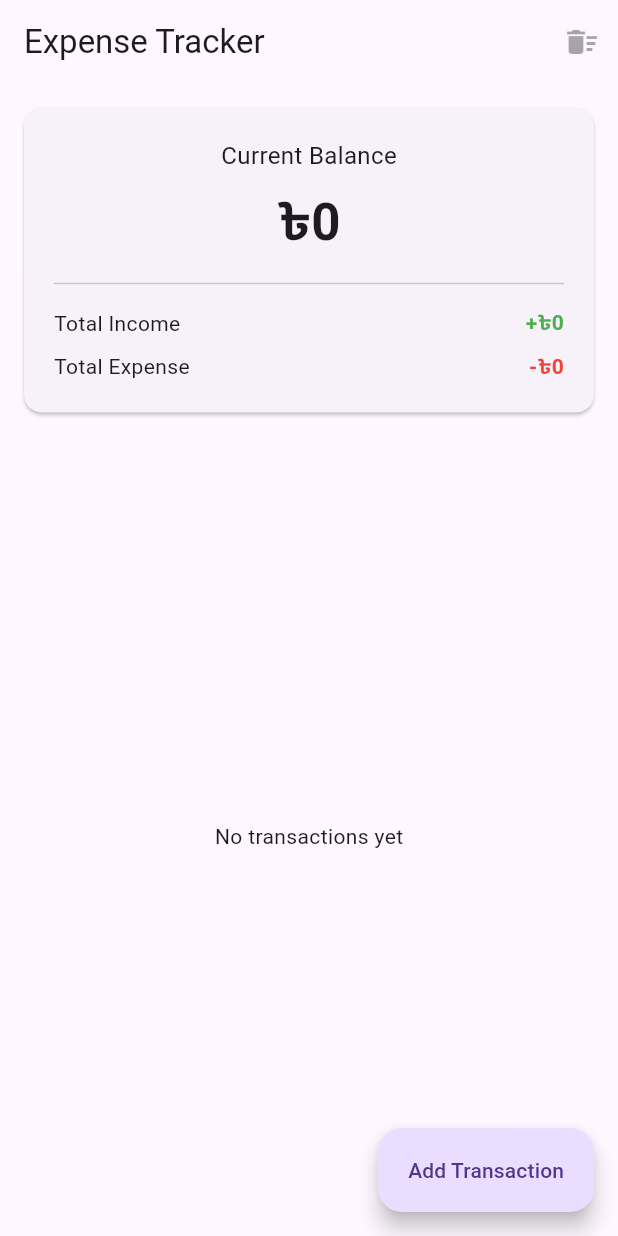
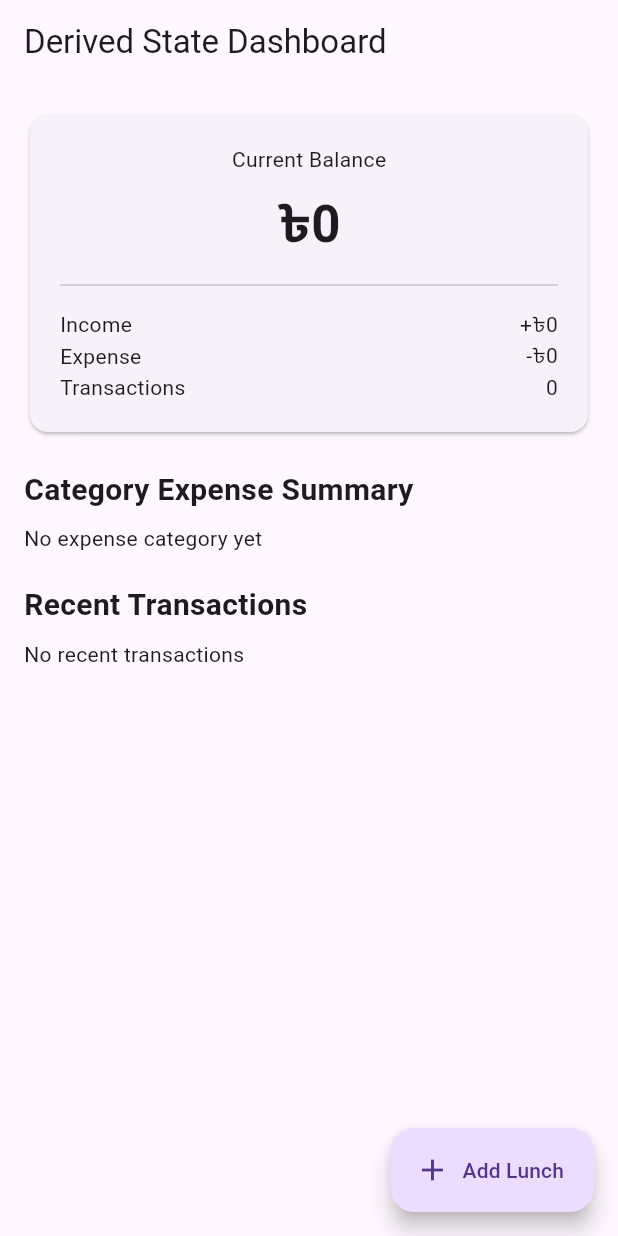
Before and after one commit to labib-ur-rahman/riverpod_expense_tracker, a Flutter app: the screen it shows after launch, on a phone screen of 412 x 824 dp. Run offline on Flutter 3.47's test engine with Material 3 defaults, Android fonts, the phone set to English and light mode, and no system bars; our stand-ins replace flutter_riverpod.

Commit message:
Practice Five

```diff
--- a/lib/app.dart
+++ b/lib/app.dart
@@ -1,6 +1,6 @@
 import 'package:flutter/material.dart';
 import 'package:flutter_riverpod/flutter_riverpod.dart';
-import 'package:riverpod_expense_tracker/lecture_four_practice/transaction_screen.dart';
+import 'package:riverpod_expense_tracker/lecture_five_practice/dashboard_screen.dart';
 import 'package:riverpod_expense_tracker/main.dart';
 
 class ExpenseTrackerApp extends ConsumerWidget {
@@ -13,7 +13,7 @@ class ExpenseTrackerApp extends ConsumerWidget {
     return MaterialApp(
       debugShowCheckedModeBanner: false,
       title: appName,
-      home: const TransactionListScreen(),
+      home: const DerivedStateDashboard(),
     );
   }
 }
--- /dev/null
+++ b/lib/lecture_five_practice/dashboard_screen.dart
@@ -0,0 +1,129 @@
+import 'package:flutter/material.dart';
+import 'package:flutter_riverpod/flutter_riverpod.dart';
+import 'package:riverpod_expense_tracker/lecture_five_practice/provider/category_wise_total.dart';
+import 'package:riverpod_expense_tracker/lecture_five_practice/provider/main_state_provider.dart';
+import 'package:riverpod_expense_tracker/lecture_five_practice/provider/recent_transaction_provider.dart';
+import 'package:riverpod_expense_tracker/lecture_five_practice/provider/transaction_summary_provider.dart';
+import 'package:riverpod_expense_tracker/lecture_five_practice/transaction_model.dart';
+
+class DerivedStateDashboard extends ConsumerWidget {
+  const DerivedStateDashboard({super.key});
+
+  @override
+  Widget build(BuildContext context, WidgetRef ref) {
+    final summary = ref.watch(transactionSummaryProvider);
+    final recentTransactions = ref.watch(recentTransactionsProvider);
+    final categorySummary = ref.watch(categoryExpenseSummaryProvider);
+
+    return Scaffold(
+      appBar: AppBar(title: const Text('Derived State Dashboard')),
+      body: ListView(
+        padding: const EdgeInsets.all(16),
+        children: [
+          Card(
+            child: Padding(
+              padding: const EdgeInsets.all(20),
+              child: Column(
+                children: [
+                  const Text('Current Balance'),
+                  const SizedBox(height: 8),
+                  Text(
+                    '৳${summary.currentBalance.toStringAsFixed(0)}',
+                    style: const TextStyle(
+                      fontSize: 34,
+                      fontWeight: FontWeight.bold,
+                    ),
+                  ),
+                  const Divider(height: 32),
+                  Row(
+                    mainAxisAlignment: MainAxisAlignment.spaceBetween,
+                    children: [
+                      const Text('Income'),
+                      Text('+৳${summary.totalIncome.toStringAsFixed(0)}'),
+                    ],
+                  ),
+                  Row(
+                    mainAxisAlignment: MainAxisAlignment.spaceBetween,
+                    children: [
+                      const Text('Expense'),
+                      Text('-৳${summary.totalExpense.toStringAsFixed(0)}'),
+                    ],
+                  ),
+                  Row(
+                    mainAxisAlignment: MainAxisAlignment.spaceBetween,
+                    children: [
+                      const Text('Transactions'),
+                      Text('${summary.transactionCount}'),
+                    ],
+                  ),
+                ],
+              ),
+            ),
+          ),
+
+          const SizedBox(height: 20),
+
+          const Text(
+            'Category Expense Summary',
+            style: TextStyle(fontSize: 20, fontWeight: FontWeight.bold),
+          ),
+
+          const SizedBox(height: 8),
+
+          if (categorySummary.isEmpty)
+            const Text('No expense category yet')
+          else
+            ...categorySummary.entries.map((entry) {
+              return ListTile(
+                title: Text(entry.key),
+                trailing: Text('৳${entry.value.toStringAsFixed(0)}'),
+              );
+            }),
+
+          const SizedBox(height: 20),
+
+          const Text(
+            'Recent Transactions',
+            style: TextStyle(fontSize: 20, fontWeight: FontWeight.bold),
+          ),
+
+          const SizedBox(height: 8),
+
+          if (recentTransactions.isEmpty)
+            const Text('No recent transactions')
+          else
+            ...recentTransactions.map((transaction) {
+              final isExpense = transaction.type == TransactionType.expense;
+
+              return ListTile(
+                title: Text(transaction.title),
+                subtitle: Text(transaction.category),
+                trailing: Text(
+                  '${isExpense ? '-' : '+'}'
+                  '৳${transaction.amount.toStringAsFixed(0)}',
+                ),
+              );
+            }),
+        ],
+      ),
+      floatingActionButton: FloatingActionButton.extended(
+        onPressed: () {
+          ref
+              .read(transactionListProvider.notifier)
+              .addTransaction(
+                ExpenseTransaction(
+                  id: DateTime.now().microsecondsSinceEpoch.toString(),
+                  title: 'Lunch',
+                  amount: 500,
+                  category: 'Food',
+                  type: TransactionType.expense,
+                  createdAt: DateTime.now(),
+                ),
+              );
+        },
+        icon: const Icon(Icons.add),
+        label: const Text('Add Lunch'),
+      ),
+    );
+  }
+}
--- /dev/null
+++ b/lib/lecture_five_practice/provider/category_wise_total.dart
@@ -0,0 +1,37 @@
+import 'package:flutter_riverpod/flutter_riverpod.dart';
+import 'package:riverpod_expense_tracker/lecture_five_practice/provider/main_state_provider.dart';
+import 'package:riverpod_expense_tracker/lecture_five_practice/transaction_model.dart';
+
+/// -- food expense total provider -- ///
+final foodExpenseTotalProvider = Provider<double>((ref) {
+  final transactions = ref.watch(transactionListProvider);
+
+  final foodExpenses = transactions.where((transaction) {
+    return transaction.type == TransactionType.expense &&
+        transaction.category == 'Food';
+  });
+
+  return foodExpenses.fold<double>(
+    0,
+    (total, transaction) => total + transaction.amount,
+  );
+});
+
+/// -- all category expense summary provider -- ///
+final categoryExpenseSummaryProvider = Provider<Map<String, double>>((ref) {
+  final transactions = ref.watch(transactionListProvider);
+
+  final Map<String, double> summary = {};
+
+  for (final transaction in transactions) {
+    if (transaction.type != TransactionType.expense) {
+      continue;
+    }
+
+    final oldTotal = summary[transaction.category] ?? 0;
+
+    summary[transaction.category] = oldTotal + transaction.amount;
+  }
+
+  return Map.unmodifiable(summary);
+});
--- /dev/null
+++ b/lib/lecture_five_practice/provider/count_provider.dart
@@ -0,0 +1,28 @@
+import 'package:flutter_riverpod/flutter_riverpod.dart';
+import 'package:riverpod_expense_tracker/lecture_five_practice/provider/main_state_provider.dart';
+import 'package:riverpod_expense_tracker/lecture_five_practice/transaction_model.dart';
+
+/// -- transaction count provider -- ///
+final transactionCountProvider = Provider<int>((ref) {
+  final transactions = ref.watch(transactionListProvider);
+
+  return transactions.length;
+});
+
+/// --- income transaction count provider -- ///
+final incomeCountProvider = Provider<int>((ref) {
+  final transactions = ref.watch(transactionListProvider);
+
+  return transactions.where((transaction) {
+    return transaction.type == TransactionType.income;
+  }).length;
+});
+
+/// --- expense transaction count provider -- ///
+final expenseCountProvider = Provider<int>((ref) {
+  final transactions = ref.watch(transactionListProvider);
+
+  return transactions.where((transaction) {
+    return transaction.type == TransactionType.expense;
+  }).length;
+});
--- /dev/null
+++ b/lib/lecture_five_practice/provider/current_balance_provider.dart
@@ -0,0 +1,12 @@
+import 'package:flutter_riverpod/flutter_riverpod.dart';
+import 'package:riverpod_expense_tracker/lecture_five_practice/provider/total_expense_provider.dart';
+import 'package:riverpod_expense_tracker/lecture_five_practice/provider/total_income_provider.dart';
+
+/// -- current balance provider -- ///
+
+final currentBalanceProvider = Provider<double>((ref) {
+  final income = ref.watch(totalIncomeProvider);
+  final expense = ref.watch(totalExpenseProvider);
+
+  return income - expense;
+});
--- /dev/null
+++ b/lib/lecture_five_practice/provider/main_state_provider.dart
@@ -0,0 +1,33 @@
+import 'package:flutter_riverpod/flutter_riverpod.dart';
+import 'package:riverpod_expense_tracker/lecture_five_practice/transaction_model.dart';
+
+final transactionListProvider =
+    NotifierProvider<TransactionListNotifier, List<ExpenseTransaction>>(
+      TransactionListNotifier.new,
+    );
+
+class TransactionListNotifier extends Notifier<List<ExpenseTransaction>> {
+
+  /// -- build state -- ///
+  @override
+  List<ExpenseTransaction> build() {
+    return const [];
+  }
+
+  /// -- add transaction -- ///
+  void addTransaction(ExpenseTransaction transaction) {
+    state = List.unmodifiable([transaction, ...state]);
+  }
+
+  /// -- delete transaction -- ///
+  void deleteTransaction(String id) {
+    state = List.unmodifiable(
+      state.where((transaction) => transaction.id != id),
+    );
+  }
+
+  /// -- clear transactions -- ///
+  void clearTransactions() {
+    state = const [];
+  }
+}
--- /dev/null
+++ b/lib/lecture_five_practice/provider/recent_transaction_provider.dart
@@ -0,0 +1,31 @@
+import 'package:flutter_riverpod/flutter_riverpod.dart';
+import 'package:riverpod_expense_tracker/lecture_five_practice/provider/main_state_provider.dart';
+import 'package:riverpod_expense_tracker/lecture_five_practice/transaction_model.dart';
+
+/// -- recent transactions provider -- ///
+final recentTransactionsProvider = Provider<List<ExpenseTransaction>>((ref) {
+  final transactions = ref.watch(transactionListProvider);
+
+  // first 5 transactions
+  return transactions.take(5).toList(growable: false);
+});
+
+/// -- recent income transactions provider -- ///
+final recentIncomeTransactionsProvider = Provider<List<ExpenseTransaction>>((ref) {
+  final transactions = ref.watch(transactionListProvider);
+
+  // first 5 income transactions
+  return transactions.where((transaction) {
+    return transaction.type == TransactionType.income;
+  }).take(5).toList(growable: false);
+});
+
+/// -- recent expense transactions provider -- ///
+final recentExpenseTransactionsProvider = Provider<List<ExpenseTransaction>>((ref) {
+  final transactions = ref.watch(transactionListProvider);
+
+  // first 5 expense transactions
+  return transactions.where((transaction) {
+    return transaction.type == TransactionType.expense;
+  }).take(5).toList(growable: false);
+});
--- /dev/null
+++ b/lib/lecture_five_practice/provider/total_expense_provider.dart
@@ -0,0 +1,24 @@
+import 'package:flutter_riverpod/flutter_riverpod.dart';
+import 'package:riverpod_expense_tracker/lecture_five_practice/provider/main_state_provider.dart';
+import 'package:riverpod_expense_tracker/lecture_five_practice/transaction_model.dart';
+
+/// -- total expense provider -- ///
+/// সব transaction নাও
+/// শুধু expense type filter করো
+/// সব expense amount যোগ করো
+final totalExpenseProvider = Provider<double>((ref) {
+  final transactions = ref.watch(transactionListProvider);
+
+  final expenseTransactions = transactions.where((transaction) {
+    return transaction.type == TransactionType.expense;
+  });
+
+  final totalExpense = expenseTransactions.fold<double>(0, (
+    total,
+    transaction,
+  ) {
+    return total + transaction.amount;
+  });
+
+  return totalExpense;
+});
--- /dev/null
+++ b/lib/lecture_five_practice/provider/total_income_provider.dart
@@ -0,0 +1,22 @@
+import 'package:flutter_riverpod/flutter_riverpod.dart';
+import 'package:riverpod_expense_tracker/lecture_five_practice/provider/main_state_provider.dart';
+import 'package:riverpod_expense_tracker/lecture_five_practice/transaction_model.dart';
+
+/// -- total income provider -- ///
+/// সব transaction নাও
+/// শুধু income type filter করো
+/// সব income amount যোগ করো
+
+final totalIncomeProvider = Provider<double>((ref) {
+  final transactions = ref.watch(transactionListProvider);
+
+  final incomeTransactions = transactions.where((transaction) {
+    return transaction.type == TransactionType.income;
+  });
+
+  final totalIncome = incomeTransactions.fold<double>(0, (total, transaction) {
+    return total + transaction.amount;
+  });
+
+  return totalIncome;
+});
--- /dev/null
+++ b/lib/lecture_five_practice/provider/transaction_summary_provider.dart
@@ -0,0 +1,22 @@
+import 'package:flutter_riverpod/flutter_riverpod.dart';
+import 'package:riverpod_expense_tracker/lecture_five_practice/provider/count_provider.dart';
+import 'package:riverpod_expense_tracker/lecture_five_practice/provider/current_balance_provider.dart';
+import 'package:riverpod_expense_tracker/lecture_five_practice/provider/total_expense_provider.dart';
+import 'package:riverpod_expense_tracker/lecture_five_practice/provider/total_income_provider.dart';
+
+import '../transaction_summary_model.dart';
+
+/// -- transaction summary provider -- ///
+final transactionSummaryProvider = Provider<TransactionSummary>((ref) {
+  final income = ref.watch(totalIncomeProvider);
+  final expense = ref.watch(totalExpenseProvider);
+  final balance = ref.watch(currentBalanceProvider);
+  final count = ref.watch(transactionCountProvider);
+
+  return TransactionSummary(
+    totalIncome: income,
+    totalExpense: expense,
+    currentBalance: balance,
+    transactionCount: count,
+  );
+});
--- /dev/null
+++ b/lib/lecture_five_practice/transaction_model.dart
@@ -0,0 +1,37 @@
+enum TransactionType { income, expense }
+
+class ExpenseTransaction {
+  const ExpenseTransaction({
+    required this.id,
+    required this.title,
+    required this.amount,
+    required this.category,
+    required this.type,
+    required this.createdAt,
+  });
+
+  final String id;
+  final String title;
+  final double amount;
+  final String category;
+  final TransactionType type;
+  final DateTime createdAt;
+
+  ExpenseTransaction copyWith({
+    String? id,
+    String? title,
+    double? amount,
+    String? category,
+    TransactionType? type,
+    DateTime? createdAt,
+  }) {
+    return ExpenseTransaction(
+      id: id ?? this.id,
+      title: title ?? this.title,
+      amount: amount ?? this.amount,
+      category: category ?? this.category,
+      type: type ?? this.type,
+      createdAt: createdAt ?? this.createdAt,
+    );
+  }
+}
--- a/lib/lecture_four_practice/transaction_screen.dart
+++ b/lib/lecture_four_practice/transaction_screen.dart
@@ -1,8 +1,8 @@
 import 'package:flutter/material.dart';
 import 'package:flutter_riverpod/flutter_riverpod.dart';
-import 'package:riverpod_expense_tracker/lecture_four_practice/transaction_form_sheet.dart';
-import 'package:riverpod_expense_tracker/lecture_four_practice/transaction_list_view.dart';
-import 'package:riverpod_expense_tracker/lecture_four_practice/transaction_summary_card.dart';
+import 'package:riverpod_expense_tracker/lecture_four_practice/widgets/transaction_form_sheet.dart';
+import 'package:riverpod_expense_tracker/lecture_four_practice/widgets/transaction_list_view.dart';
+import 'package:riverpod_expense_tracker/lecture_four_practice/widgets/transaction_summary_card.dart';
 import 'package:riverpod_expense_tracker/lecture_four_practice/transaction_logic.dart';
 
 class TransactionListScreen extends ConsumerWidget {
--- a/lib/lecture_four_practice/transaction_form_sheet.dart
+++ b/lib/lecture_four_practice/widgets/transaction_form_sheet.dart
@@ -1,6 +1,6 @@
 import 'package:flutter/material.dart';
 import 'package:flutter_riverpod/flutter_riverpod.dart';
-import 'package:riverpod_expense_tracker/lecture_four_practice/show_transaction_result_message.dart';
+import 'package:riverpod_expense_tracker/lecture_four_practice/widgets/show_transaction_result_message.dart';
 import 'package:riverpod_expense_tracker/lecture_four_practice/transaction_logic.dart';
 
 class TransactionFormSheet extends ConsumerStatefulWidget {
--- a/lib/lecture_four_practice/transaction_list_view.dart
+++ b/lib/lecture_four_practice/widgets/transaction_list_view.dart
@@ -1,7 +1,7 @@
 import 'package:flutter/material.dart';
 import 'package:flutter_riverpod/flutter_riverpod.dart';
-import 'package:riverpod_expense_tracker/lecture_four_practice/show_transaction_result_message.dart';
-import 'package:riverpod_expense_tracker/lecture_four_practice/transaction_form_sheet.dart';
+import 'package:riverpod_expense_tracker/lecture_four_practice/widgets/show_transaction_result_message.dart';
+import 'package:riverpod_expense_tracker/lecture_four_practice/widgets/transaction_form_sheet.dart';
 import 'package:riverpod_expense_tracker/lecture_four_practice/transaction_logic.dart';
 
 class TransactionListView extends ConsumerWidget {
--- a/pubspec.yaml
+++ b/pubspec.yaml
@@ -3,7 +3,7 @@ description: "A flutter project for tracking personal expenses using riverpod"
 
 publish_to: 'none'
 
-version: 1.0.0+1
+version: 1.0.1+1
 
 environment:
   sdk: ^3.12.1
```
Also changed, not shown: lib/lecture_five_practice/transaction_summary_model.dart (added, +13 -0 lines), lib/lecture_four_practice/widgets/show_transaction_result_message.dart (renamed from lib/lecture_four_practice/show_transaction_result_message.dart), lib/lecture_four_practice/widgets/transaction_summary_card.dart (renamed from lib/lecture_four_practice/transaction_summary_card.dart), 1 other file.
